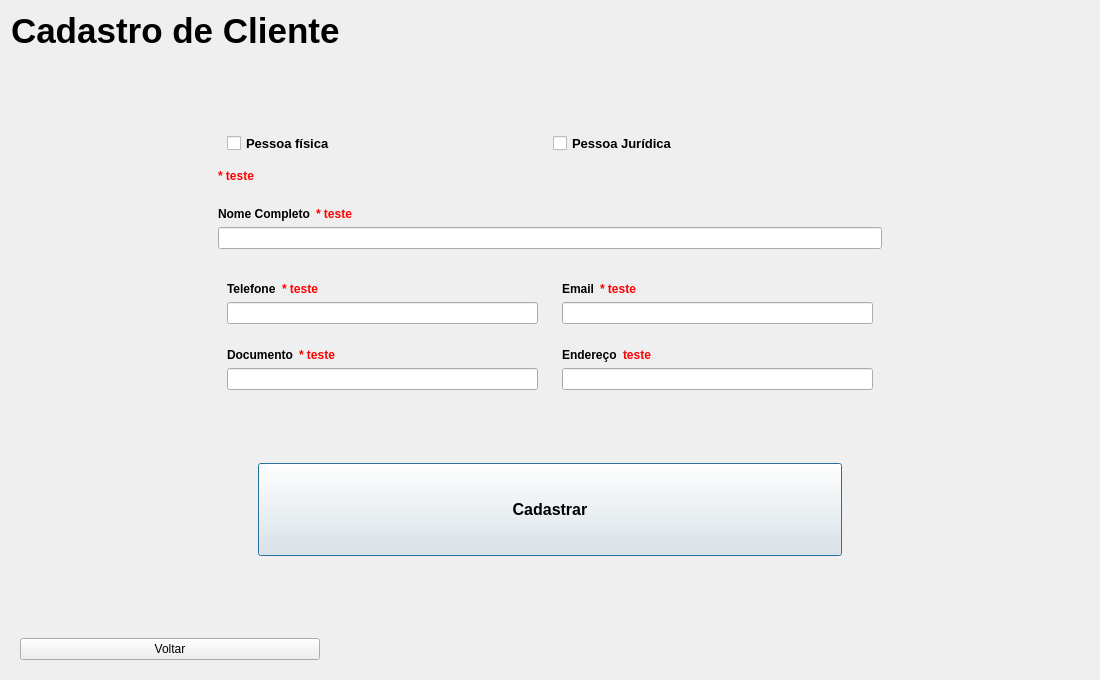
EduardoHaagP/ProjetoPOO, file telacadastrocliente.ui: the form before one commit.
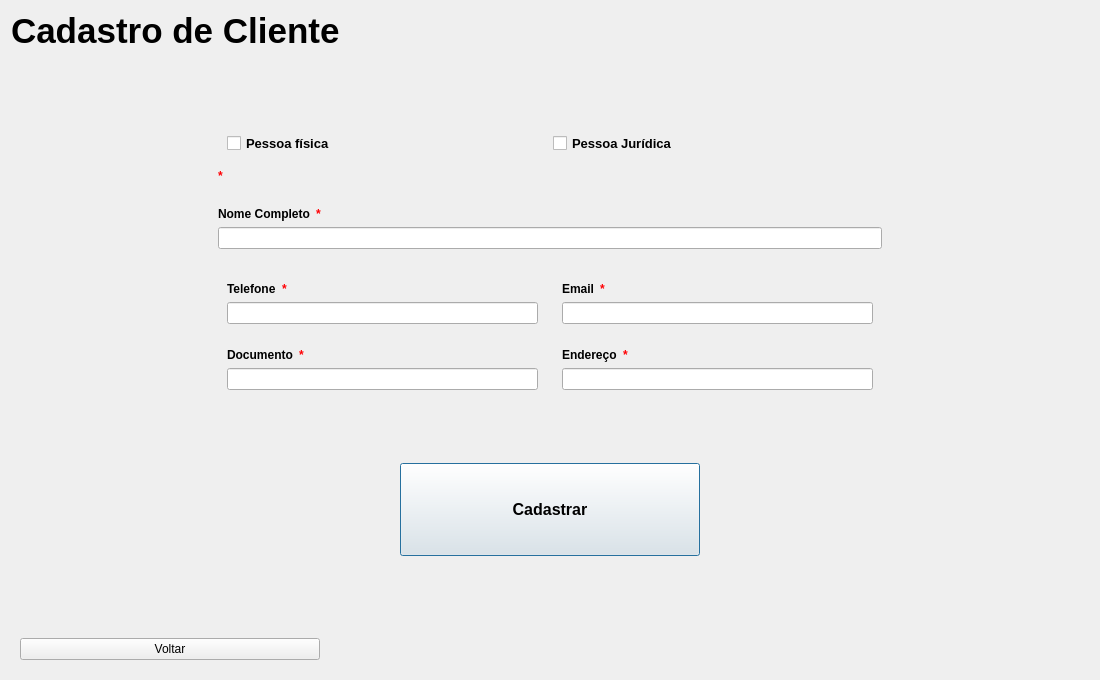
The form after the commit.

```diff
--- a/telacadastrocliente.ui
+++ b/telacadastrocliente.ui
@@ -242,7 +242,7 @@
                </font>
               </property>
               <property name="text">
-               <string>* teste</string>
+               <string>* </string>
               </property>
              </widget>
             </item>
@@ -379,7 +379,7 @@
                </font>
               </property>
               <property name="text">
-               <string>* teste</string>
+               <string>* </string>
               </property>
              </widget>
             </item>
@@ -516,7 +516,7 @@
                   </font>
                  </property>
                  <property name="text">
-                  <string>* teste</string>
+                  <string>* </string>
                  </property>
                 </widget>
                </item>
@@ -629,7 +629,7 @@
                   </font>
                  </property>
                  <property name="text">
-                  <string>* teste</string>
+                  <string>* </string>
                  </property>
                 </widget>
                </item>
@@ -778,7 +778,7 @@
                   </font>
                  </property>
                  <property name="text">
-                  <string>* teste</string>
+                  <string>* </string>
                  </property>
                 </widget>
                </item>
@@ -894,7 +894,7 @@
                   </font>
                  </property>
                  <property name="text">
-                  <string>teste</string>
+                  <string>*</string>
                  </property>
                 </widget>
                </item>
@@ -965,6 +965,12 @@
                 <verstretch>0</verstretch>
                </sizepolicy>
               </property>
+              <property name="maximumSize">
+               <size>
+                <width>300</width>
+                <height>100</height>
+               </size>
+              </property>
               <property name="font">
                <font>
                 <pointsize>12</pointsize>
```
